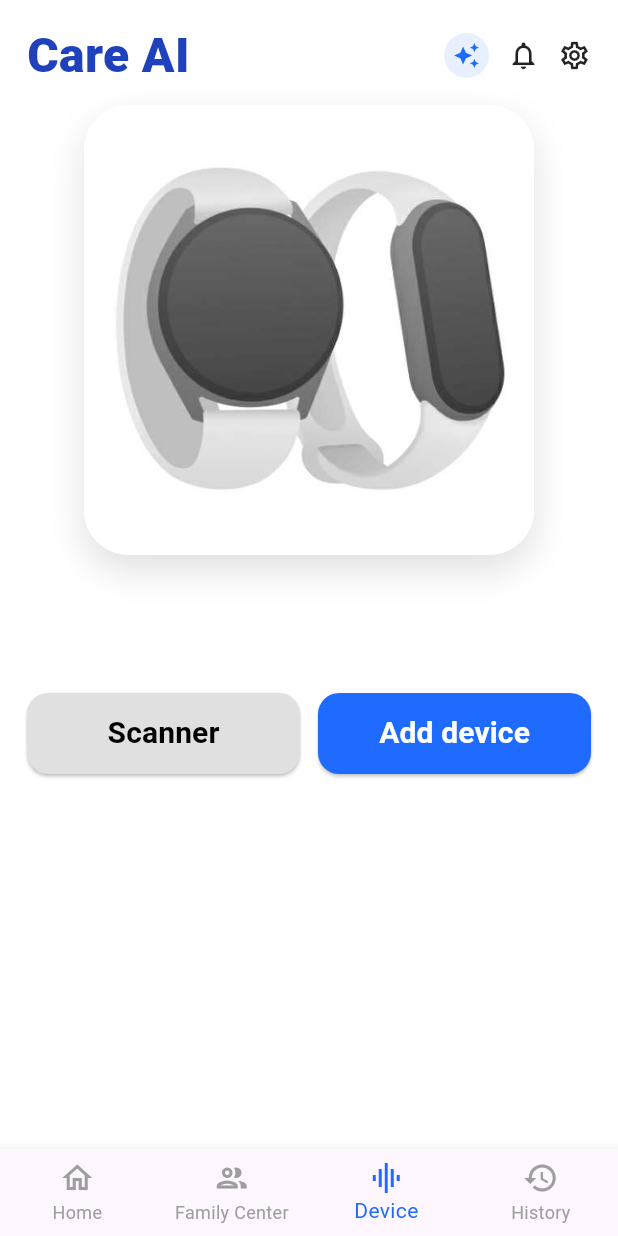
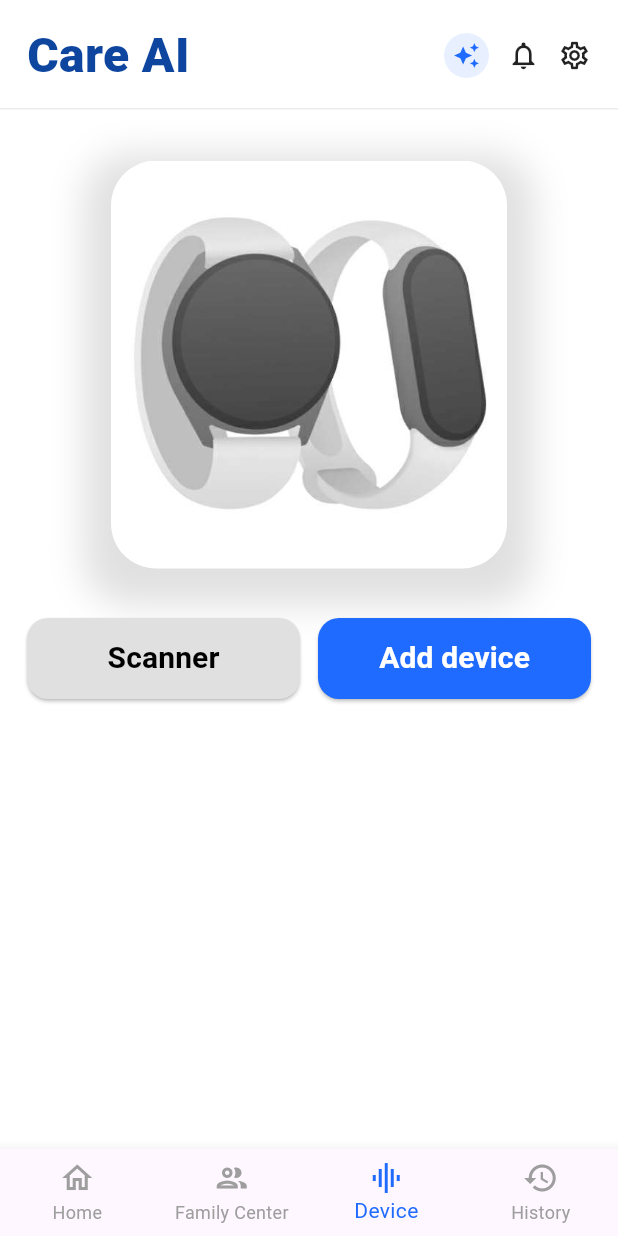
Before and after one commit to Hatuan28104/Care_AI, a Flutter app: the DeviceScreen screen opened directly, on a phone screen of 412 x 824 dp. Run offline on Flutter 3.47's test engine with Material 3 defaults, Android fonts, the phone set to English and light mode, and no system bars; our stand-ins replace flutter_slidable, image_picker, intl_phone_field; Roboto replaces fonts that are missing (Poppins).

Commit message:
Add files via upload

```diff
--- a/lib/screens/home/decive/device_screen.dart
+++ b/lib/screens/home/decive/device_screen.dart
@@ -1,23 +1,40 @@
 import 'package:flutter/material.dart';
+import 'device_scan.dart';
+import 'device_add.dart';
+
 import 'package:Care_AI/screens/home/home.dart';
-import 'package:Care_AI/screens/home/decive/device_scan.dart';
-import 'package:Care_AI/screens/home/decive/device_add.dart';
+import 'package:Care_AI/screens/home/familycenter/familycenter_guardians.dart';
+import 'package:Care_AI/screens/home/history/history_screen.dart';
 
 class DeviceScreen extends StatelessWidget {
   const DeviceScreen({super.key});
 
-  static const blue = Color(0xFF1F6BFF);
+  // ===== CONSTANTS =====
+  static const Color _blue = Color(0xFF1F6BFF);
+  static const Color _bg = Colors.white;
 
   @override
   Widget build(BuildContext context) {
     return Scaffold(
-      backgroundColor: Colors.white,
+      backgroundColor: _bg,
       body: SafeArea(
         child: Column(
           children: [
-          // ===== HEADER =====
+            _header(),
+            Expanded(child: _content(context)),
+          ],
+        ),
+      ),
+      bottomNavigationBar: _bottomNav(context),
+    );
+  }
+
+  // ================= HEADER =================
+  Widget _header() {
+    return Column(
+      children: [
         Padding(
-            padding: const EdgeInsets.fromLTRB(18, 14, 18, 10),
+          padding: const EdgeInsets.fromLTRB(18, 14, 18, 12),
           child: Row(
             children: [
               const Text(
@@ -25,17 +42,17 @@
                 style: TextStyle(
                   fontSize: 32,
                   fontWeight: FontWeight.w800,
-                    color: Color.fromARGB(255, 31, 65, 187),
+                  color: Color(0xFF0D459F),
                 ),
               ),
               const Spacer(),
               Container(
                 padding: const EdgeInsets.all(6),
                 decoration: BoxDecoration(
-                    color: blue.withOpacity(.1),
+                  color: _blue.withOpacity(.1),
                   borderRadius: BorderRadius.circular(20),
                 ),
-                  child: const Icon(Icons.auto_awesome, color: blue, size: 18),
+                child: const Icon(Icons.auto_awesome, color: _blue, size: 18),
               ),
               const SizedBox(width: 12),
               const Icon(Icons.notifications_none, size: 22),
@@ -44,12 +61,28 @@
             ],
           ),
         ),
+        Container(
+          height: 1,
+          width: double.infinity,
+          color: Colors.black.withOpacity(0.08),
+        ),
+      ],
+    );
+  }
+
+  // ================= CONTENT =================
+  Widget _content(BuildContext context) {
+    return Column(
+      children: [
+        const SizedBox(height: 20),
+
+        // ===== DEVICE IMAGE =====
         Center(
           child: Container(
             width: 300,
             height: 300,
+            padding: const EdgeInsets.fromLTRB(18, 14, 18, 14),
             decoration: BoxDecoration(
-                color: Colors.white,
               borderRadius: BorderRadius.circular(30),
               boxShadow: const [
                 BoxShadow(
@@ -68,9 +101,12 @@
             ),
           ),
         ),
+
         const Spacer(),
+
+        // ===== ACTION BUTTONS =====
         Padding(
-            padding: const EdgeInsets.fromLTRB(18, 0, 18, 250),
+          padding: const EdgeInsets.fromLTRB(18, 0, 18, 300),
           child: Row(
             children: [
               Expanded(
@@ -91,8 +127,10 @@
                   ),
                   child: const Text(
                     'Scanner',
-                      style:
-                          TextStyle(fontSize: 20, fontWeight: FontWeight.w700),
+                    style: TextStyle(
+                      fontSize: 20,
+                      fontWeight: FontWeight.w700,
+                    ),
                   ),
                 ),
               ),
@@ -103,13 +141,13 @@
                     Navigator.push(
                       context,
                       MaterialPageRoute(
-                            builder: (_) =>
-                                const AddDeviceScreen()), // Chuyển đến AddDeviceScreen
+                        builder: (_) => const AddDeviceScreen(),
+                      ),
                     );
                   },
                   style: ElevatedButton.styleFrom(
                     minimumSize: const Size.fromHeight(54),
-                      backgroundColor: const Color(0xFF1F6BFF),
+                    backgroundColor: _blue,
                     foregroundColor: Colors.white,
                     shape: RoundedRectangleBorder(
                       borderRadius: BorderRadius.circular(14),
@@ -117,8 +155,10 @@
                   ),
                   child: const Text(
                     'Add device',
-                      style:
-                          TextStyle(fontSize: 20, fontWeight: FontWeight.w700),
+                    style: TextStyle(
+                      fontSize: 20,
+                      fontWeight: FontWeight.w700,
+                    ),
                   ),
                 ),
               ),
@@ -126,30 +166,52 @@
           ),
         ),
       ],
-      )),
-      bottomNavigationBar: BottomNavigationBar(
+    );
+  }
+
+  // ================= BOTTOM NAV =================
+  Widget _bottomNav(BuildContext context) {
+    return BottomNavigationBar(
       currentIndex: 2,
-        selectedItemColor: const Color(0xFF1F6BFF),
+      selectedItemColor: _blue,
       unselectedItemColor: Colors.grey,
       type: BottomNavigationBarType.fixed,
       onTap: (index) {
-          if (index == 0) {
+        if (index == 1) {
+          Navigator.pushReplacement(
+            context,
+            MaterialPageRoute(builder: (_) => const MyGuardiansScreen()),
+          );
+        } else if (index == 0) {
           Navigator.pushReplacement(
             context,
             MaterialPageRoute(builder: (_) => const HomeScreen()),
+          );
+        } else if (index == 3) {
+          Navigator.pushReplacement(
+            context,
+            MaterialPageRoute(builder: (_) => const HistoryScreen()),
           );
         }
       },
       items: const [
         BottomNavigationBarItem(
-              icon: Icon(Icons.home_outlined), label: 'Home'),
+          icon: Icon(Icons.home_outlined),
+          label: 'Home',
+        ),
         BottomNavigationBarItem(
-              icon: Icon(Icons.group_outlined), label: 'Family Center'),
+          icon: Icon(Icons.group_outlined),
+          label: 'Family Center',
+        ),
         BottomNavigationBarItem(
-              icon: Icon(Icons.graphic_eq), label: 'Device'),
-          BottomNavigationBarItem(icon: Icon(Icons.history), label: 'History'),
+          icon: Icon(Icons.graphic_eq),
+          label: 'Device',
+        ),
+        BottomNavigationBarItem(
+          icon: Icon(Icons.history),
+          label: 'History',
+        ),
       ],
-      ),
     );
   }
 }
```
Also changed, not shown: lib/screens/home/decive/device_add.dart (+7 -2 lines), lib/screens/home/decive/device_allow.dart (+6 -1 lines), lib/screens/home/decive/device_complete.dart (+6 -1 lines), lib/screens/home/decive/device_connect.dart (+7 -2 lines), lib/screens/home/decive/device_detail.dart (+40 -9 lines), lib/screens/home/decive/device_pair.dart (+8 -4 lines), lib/screens/home/decive/device_syncing.dart (+6 -1 lines). Lines whose indentation alone changed are shown as unchanged.
